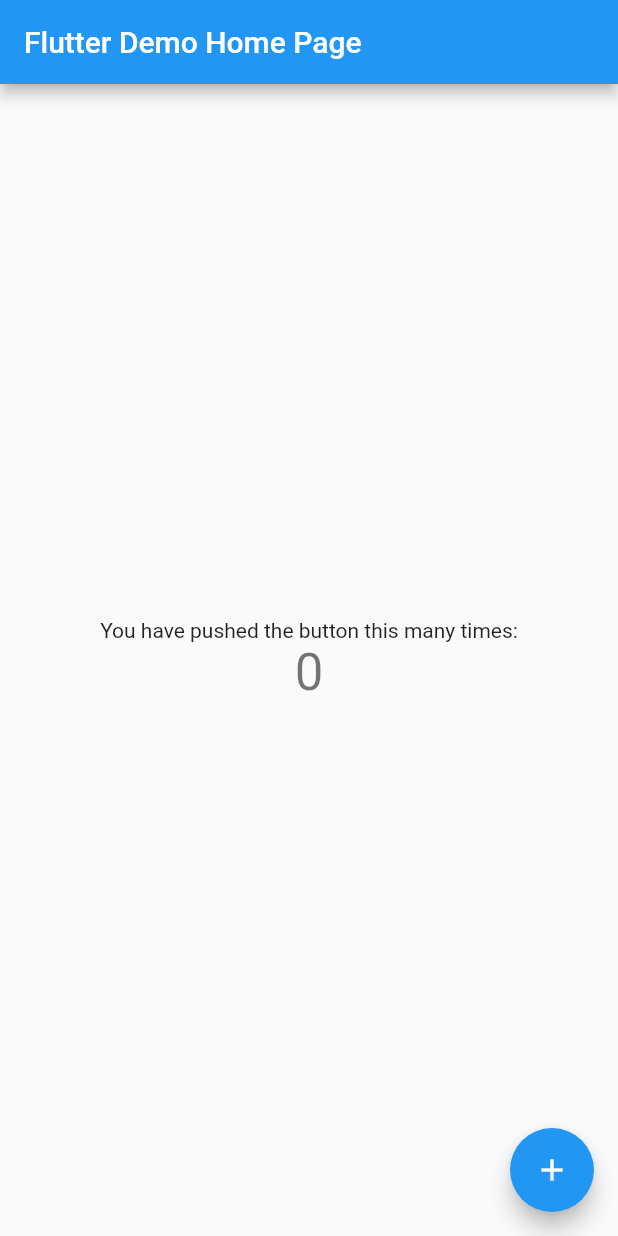
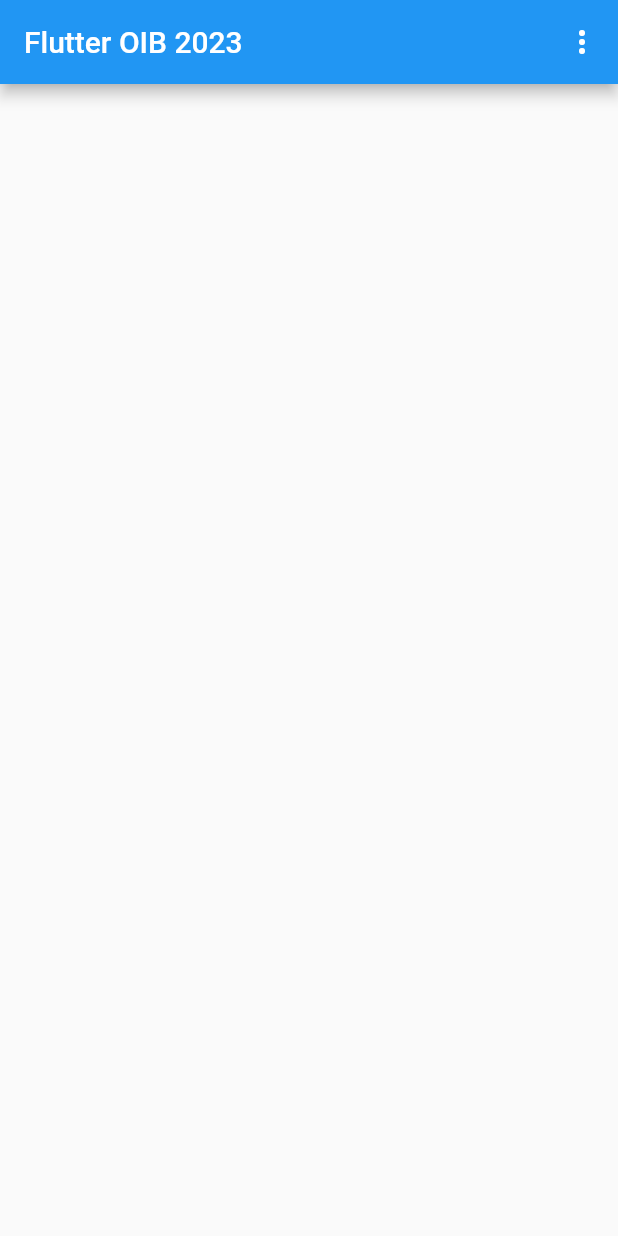
Before and after one commit to polilluminato/multipiattaforma-flutter-oib-2023, a Flutter app: the screen it shows after launch, on a phone screen of 412 x 824 dp. Run offline on Flutter 3.47's test engine with Material 2 defaults, Android fonts, the phone set to English and light mode, and no system bars; our stand-ins replace flutter_riverpod, go_router.

Commit message:
feat: Add first page

```diff
--- /dev/null
+++ b/code/flutter_oib_2023/lib/app/app.dart
@@ -0,0 +1,28 @@
+import 'package:flutter/material.dart';
+import 'package:flutter_oib_2023/pages/home_page.dart';
+import 'package:flutter_riverpod/flutter_riverpod.dart';
+import 'package:go_router/go_router.dart';
+
+class App extends ConsumerWidget {
+  App({Key? key}) : super(key: key);
+
+  final _router = GoRouter(
+    routes: [
+      GoRoute(
+        path: '/',
+        builder: (context, state) => HomePage(),
+      ),
+    ],
+  );
+
+  @override
+  Widget build(BuildContext context, WidgetRef ref) {
+    return MaterialApp.router(
+      debugShowCheckedModeBanner: false,
+      routeInformationProvider: _router.routeInformationProvider,
+      routeInformationParser: _router.routeInformationParser,
+      routerDelegate: _router.routerDelegate,
+      themeMode: ThemeMode.system,
+    );
+  }
+}
--- a/code/flutter_oib_2023/lib/main.dart
+++ b/code/flutter_oib_2023/lib/main.dart
@@ -1,115 +1,13 @@
 import 'package:flutter/material.dart';
+import 'package:flutter_oib_2023/app/app.dart';
+import 'package:flutter_riverpod/flutter_riverpod.dart';
 
 void main() {
-  runApp(const MyApp());
+  WidgetsFlutterBinding.ensureInitialized();
+
+  runApp(
+    ProviderScope(
+      child: App(),
+    ),
+  );
 }
-
-class MyApp extends StatelessWidget {
-  const MyApp({super.key});
-
-  // This widget is the root of your application.
-  @override
-  Widget build(BuildContext context) {
-    return MaterialApp(
-      title: 'Flutter Demo',
-      theme: ThemeData(
-        // This is the theme of your application.
-        //
-        // Try running your application with "flutter run". You'll see the
-        // application has a blue toolbar. Then, without quitting the app, try
-        // changing the primarySwatch below to Colors.green and then invoke
-        // "hot reload" (press "r" in the console where you ran "flutter run",
-        // or simply save your changes to "hot reload" in a Flutter IDE).
-        // Notice that the counter didn't reset back to zero; the application
-        // is not restarted.
-        primarySwatch: Colors.blue,
-      ),
-      home: const MyHomePage(title: 'Flutter Demo Home Page'),
-    );
-  }
-}
-
-class MyHomePage extends StatefulWidget {
-  const MyHomePage({super.key, required this.title});
-
-  // This widget is the home page of your application. It is stateful, meaning
-  // that it has a State object (defined below) that contains fields that affect
-  // how it looks.
-
-  // This class is the configuration for the state. It holds the values (in this
-  // case the title) provided by the parent (in this case the App widget) and
-  // used by the build method of the State. Fields in a Widget subclass are
-  // always marked "final".
-
-  final String title;
-
-  @override
-  State<MyHomePage> createState() => _MyHomePageState();
-}
-
-class _MyHomePageState extends State<MyHomePage> {
-  int _counter = 0;
-
-  void _incrementCounter() {
-    setState(() {
-      // This call to setState tells the Flutter framework that something has
-      // changed in this State, which causes it to rerun the build method below
-      // so that the display can reflect the updated values. If we changed
-      // _counter without calling setState(), then the build method would not be
-      // called again, and so nothing would appear to happen.
-      _counter++;
-    });
-  }
-
-  @override
-  Widget build(BuildContext context) {
-    // This method is rerun every time setState is called, for instance as done
-    // by the _incrementCounter method above.
-    //
-    // The Flutter framework has been optimized to make rerunning build methods
-    // fast, so that you can just rebuild anything that needs updating rather
-    // than having to individually change instances of widgets.
-    return Scaffold(
-      appBar: AppBar(
-        // Here we take the value from the MyHomePage object that was created by
-        // the App.build method, and use it to set our appbar title.
-        title: Text(widget.title),
-      ),
-      body: Center(
-        // Center is a layout widget. It takes a single child and positions it
-        // in the middle of the parent.
-        child: Column(
-          // Column is also a layout widget. It takes a list of children and
-          // arranges them vertically. By default, it sizes itself to fit its
-          // children horizontally, and tries to be as tall as its parent.
-          //
-          // Invoke "debug painting" (press "p" in the console, choose the
-          // "Toggle Debug Paint" action from the Flutter Inspector in Android
-          // Studio, or the "Toggle Debug Paint" command in Visual Studio Code)
-          // to see the wireframe for each widget.
-          //
-          // Column has various properties to control how it sizes itself and
-          // how it positions its children. Here we use mainAxisAlignment to
-          // center the children vertically; the main axis here is the vertical
-          // axis because Columns are vertical (the cross axis would be
-          // horizontal).
-          mainAxisAlignment: MainAxisAlignment.center,
-          children: <Widget>[
-            const Text(
-              'You have pushed the button this many times:',
-            ),
-            Text(
-              '$_counter',
-              style: Theme.of(context).textTheme.headline4,
-            ),
-          ],
-        ),
-      ),
-      floatingActionButton: FloatingActionButton(
-        onPressed: _incrementCounter,
-        tooltip: 'Increment',
-        child: const Icon(Icons.add),
-      ), // This trailing comma makes auto-formatting nicer for build methods.
-    );
-  }
-}
--- /dev/null
+++ b/code/flutter_oib_2023/lib/pages/home_page.dart
@@ -0,0 +1,44 @@
+// ignore_for_file: prefer_const_constructors_in_immutables
+
+import 'package:flutter/material.dart';
+import 'package:flutter_riverpod/flutter_riverpod.dart';
+
+class HomePage extends ConsumerWidget {
+  HomePage({Key? key}) : super(key: key);
+
+  void _changeWindowSize(String size) {
+    print("I want to become a $size");
+  }
+
+  @override
+  Widget build(BuildContext context, WidgetRef ref) {
+    return Scaffold(
+      appBar: AppBar(
+        title: const Text(
+          "Flutter OIB 2023",
+        ),
+        actions: [
+          PopupMenuButton(
+            itemBuilder: (BuildContext context) {
+              return [
+                PopupMenuItem(
+                  onTap: () => _changeWindowSize("mobile"),
+                  child: const Text('Mobile'),
+                ),
+                PopupMenuItem(
+                  onTap: () => _changeWindowSize("tablet"),
+                  child: const Text('Tablet'),
+                ),
+                PopupMenuItem(
+                  onTap: () => _changeWindowSize("desktop"),
+                  child: const Text('Desktop'),
+                ),
+              ];
+            },
+          )
+        ],
+      ),
+      body: const Center(),
+    );
+  }
+}
```
